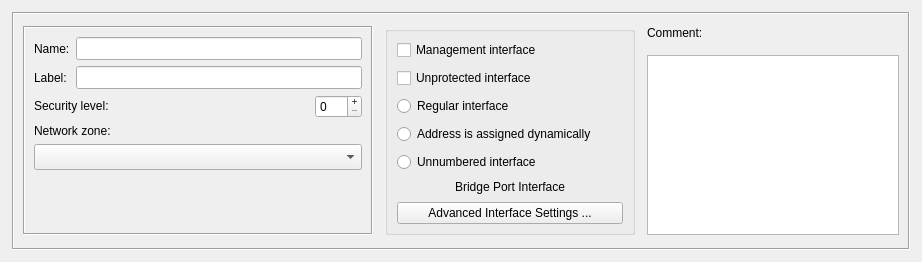
This is src/gui/interfacedialog_q.ui in fwbuilder/fwbuilder as Qt 5 draws it before an edit. The edited form follows.
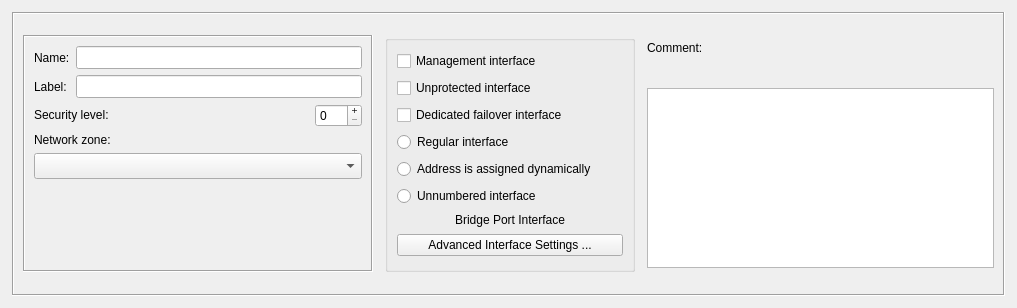
This is the edited form.

Diff of the .ui file:
```diff
--- a/src/gui/interfacedialog_q.ui
+++ b/src/gui/interfacedialog_q.ui
@@ -8,8 +8,8 @@
    <rect>
     <x>0</x>
     <y>0</y>
-    <width>922</width>
-    <height>262</height>
+    <width>1017</width>
+    <height>308</height>
    </rect>
   </property>
   <property name="sizePolicy" >
@@ -272,15 +272,6 @@
          <bool>false</bool>
         </property>
         <layout class="QGridLayout" name="gridLayout" >
-         <property name="topMargin" >
-          <number>6</number>
-         </property>
-         <property name="bottomMargin" >
-          <number>6</number>
-         </property>
-         <property name="verticalSpacing" >
-          <number>6</number>
-         </property>
          <item row="0" column="0" >
           <widget class="QCheckBox" name="management" >
            <property name="toolTip" >
@@ -302,27 +293,34 @@
           </widget>
          </item>
          <item row="2" column="0" >
+          <widget class="QCheckBox" name="dedicated_failover" >
+           <property name="text" >
+            <string>Dedicated failover interface</string>
+           </property>
+          </widget>
+         </item>
+         <item row="3" column="0" >
           <widget class="QRadioButton" name="regular" >
            <property name="text" >
             <string>Regular interface</string>
            </property>
           </widget>
          </item>
-         <item row="3" column="0" >
+         <item row="4" column="0" >
           <widget class="QRadioButton" name="dynamic" >
            <property name="text" >
             <string>Address is assigned dynamically</string>
            </property>
           </widget>
          </item>
-         <item row="4" column="0" >
+         <item row="5" column="0" >
           <widget class="QRadioButton" name="unnumbered" >
            <property name="text" >
             <string>Unnumbered interface</string>
            </property>
           </widget>
          </item>
-         <item row="5" column="0" >
+         <item row="6" column="0" >
           <widget class="QLabel" name="bridge_port_label" >
            <property name="sizePolicy" >
             <sizepolicy vsizetype="Fixed" hsizetype="Preferred" >
@@ -338,7 +336,7 @@
            </property>
           </widget>
          </item>
-         <item row="6" column="0" >
+         <item row="7" column="0" >
           <widget class="QPushButton" name="advancedconfig" >
            <property name="text" >
             <string>Advanced Interface Settings ...</string>
```
Left out of the diff: 16 changed lines with no effect on the pictures.
